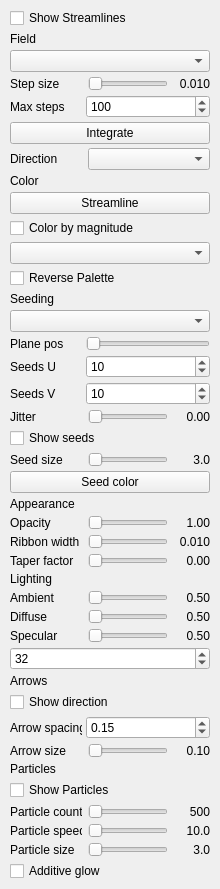
Qt form src/ui/streamlines_page.ui (thermeng/SciRender) before a commit.
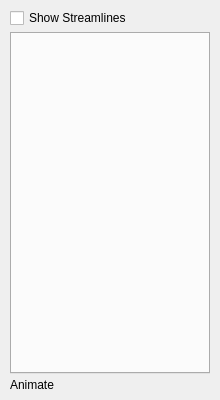
The same form after that commit.

Commit message: ui: consistency for volume & streamline page

The edit to the form file:
```diff
--- a/src/ui/streamlines_page.ui
+++ b/src/ui/streamlines_page.ui
@@ -52,747 +52,20 @@
        <number>0</number>
       </property>
       <item>
-       <widget class="QLabel" name="fieldHeader">
-        <property name="text">
-         <string>Field</string>
-        </property></widget>
+       <widget class="QTabWidget" name="slTabs"/>
       </item>
       <item>
-       <widget class="QComboBox" name="streamlineCombo"/>
-      </item>
-      <item>
-       <widget class="QWidget" name="stepSizeRow">
-        <layout class="QHBoxLayout" name="stepSizeLayout">
-         <property name="spacing"><number>6</number></property>
-         <property name="leftMargin"><number>0</number></property>
-         <property name="topMargin"><number>0</number></property>
-         <property name="rightMargin"><number>0</number></property>
-         <property name="bottomMargin"><number>0</number></property>
-         <item>
-          <widget class="QLabel" name="stepSizeLabel">
-           <property name="text"><string>Step size</string></property>
-           <property name="minimumSize"><size><width>72</width><height>0</height></size></property>
-           <property name="maximumSize"><size><width>72</width><height>16777215</height></size></property><property name="alignment"><set>Qt::AlignLeft|Qt::AlignVCenter</set></property>
-          </widget>
-         </item>
-         <item>
-          <widget class="QSlider" name="stepSizeSlider">
-           <property name="orientation"><enum>Qt::Horizontal</enum></property>
-          </widget>
-         </item>
-         <item>
-          <widget class="QLabel" name="stepSizeValue">
-           <property name="text"><string>0.010</string></property>
-           <property name="minimumSize"><size><width>36</width><height>0</height></size></property>
-           <property name="maximumSize"><size><width>36</width><height>16777215</height></size></property><property name="alignment"><set>Qt::AlignRight|Qt::AlignVCenter</set></property>
-          </widget>
-         </item>
-        </layout>
-       </widget>
-      </item>
-      <item>
-       <layout class="QHBoxLayout" name="maxStepsRow">
-        <item>
-         <widget class="QLabel" name="maxStepsLabel">
-          <property name="text">
-           <string>Max steps</string>
-          </property>
-          <property name="minimumSize">
-           <size>
-            <width>72</width>
-            <height>0</height>
-           </size>
-          </property>
-          <property name="maximumSize">
-           <size>
-            <width>72</width>
-            <height>16777215</height>
-           </size>
-          </property><property name="alignment">
-           <set>Qt::AlignLeft|Qt::AlignVCenter</set>
-          </property>
-         </widget>
-        </item>
-        <item>
-         <widget class="QSpinBox" name="maxStepsSpin">
-          <property name="minimum">
-           <number>10</number>
-          </property>
-          <property name="maximum">
-           <number>500</number>
-          </property>
-          <property name="value">
-           <number>100</number>
-          </property>
-         </widget>
-        </item>
-       </layout>
-      </item>
-      <item>
-       <widget class="QPushButton" name="integrateBtn">
+       <widget class="QLabel" name="animateHeader">
         <property name="text">
-         <string>Integrate</string>
-        </property></widget>
-      </item>
-      <item>
-       <widget class="QWidget" name="directionRow">
-        <layout class="QHBoxLayout" name="directionLayout">
-         <property name="spacing"><number>6</number></property>
-         <property name="leftMargin"><number>0</number></property>
-         <property name="topMargin"><number>0</number></property>
-         <property name="rightMargin"><number>0</number></property>
-         <property name="bottomMargin"><number>0</number></property>
-         <item>
-          <widget class="QLabel" name="directionLabel">
-           <property name="text"><string>Direction</string></property>
-           <property name="minimumSize"><size><width>72</width><height>0</height></size></property>
-           <property name="maximumSize"><size><width>72</width><height>16777215</height></size></property><property name="alignment"><set>Qt::AlignLeft|Qt::AlignVCenter</set></property>
-          </widget>
-         </item>
-         <item>
-          <widget class="QComboBox" name="streamlineDirectionCombo"/>
-         </item>
-        </layout>
-       </widget>
-      </item>
-      <item>
-       <widget class="QLabel" name="colorHeader">
-       <property name="text">
-        <string>Color</string>
-       </property></widget>
-      </item>
-      <item>
-       <widget class="QPushButton" name="streamlineColorBtn">
-        <property name="text">
-         <string>Streamline</string>
-        </property></widget>
-      </item>
-      <item>
-       <widget class="QCheckBox" name="slUseCmapCb">
-        <property name="text">
-         <string>Color by magnitude</string>
+         <string>Animate</string>
         </property>
        </widget>
       </item>
-      <item>
-       <widget class="QComboBox" name="slCmapCombo"/>
-      </item>
-      <item>
-       <widget class="QCheckBox" name="slRevCb">
-        <property name="text">
-         <string>Reverse Palette</string>
-        </property>
-       </widget>
-      </item>
-      <item>
-       <widget class="QLabel" name="seedingHeader">
-        <property name="text">
-         <string>Seeding</string>
-        </property></widget>
-      </item>
-      <item>
-       <widget class="QComboBox" name="seedModeCombo"/>
-      </item>
-      <item>
-       <layout class="QHBoxLayout" name="planePosRow">
-        <item>
-         <widget class="QLabel" name="planePosLabel">
-          <property name="text">
-           <string>Plane pos</string>
-          </property>
-          <property name="minimumSize">
-           <size>
-            <width>72</width>
-            <height>0</height>
-           </size>
-          </property>
-          <property name="maximumSize">
-           <size>
-            <width>72</width>
-            <height>16777215</height>
-           </size>
-          </property><property name="alignment">
-           <set>Qt::AlignLeft|Qt::AlignVCenter</set>
-          </property>
-         </widget>
-        </item>
-        <item>
-         <widget class="QSlider" name="planePosSlider">
-          <property name="orientation">
-           <enum>Qt::Horizontal</enum>
-          </property>
-          <property name="minimum">
-           <number>0</number>
-          </property>
-          <property name="maximum">
-           <number>1000</number>
-          </property>
-          <property name="value">
-           <number>0</number>
-          </property>
-         </widget>
-        </item>
-       </layout>
-      </item>
-      <item>
-       <layout class="QHBoxLayout" name="seedsURow">
-        <item>
-         <widget class="QLabel" name="seedsULabel">
-          <property name="text">
-           <string>Seeds U</string>
-          </property>
-          <property name="minimumSize">
-           <size>
-            <width>72</width>
-            <height>0</height>
-           </size>
-          </property>
-          <property name="maximumSize">
-           <size>
-            <width>72</width>
-            <height>16777215</height>
-           </size>
-          </property><property name="alignment">
-           <set>Qt::AlignLeft|Qt::AlignVCenter</set>
-          </property>
-         </widget>
-        </item>
-        <item>
-         <widget class="QSpinBox" name="seedsUSpin">
-          <property name="minimum">
-           <number>1</number>
-          </property>
-          <property name="maximum">
-           <number>200</number>
-          </property>
-          <property name="value">
-           <number>10</number>
-          </property>
-         </widget>
-        </item>
-       </layout>
-      </item>
-      <item>
-       <layout class="QHBoxLayout" name="seedsVRow">
-        <item>
-         <widget class="QLabel" name="seedsVLabel">
-          <property name="text">
-           <string>Seeds V</string>
-          </property>
-          <property name="minimumSize">
-           <size>
-            <width>72</width>
-            <height>0</height>
-           </size>
-          </property>
-          <property name="maximumSize">
-           <size>
-            <width>72</width>
-            <height>16777215</height>
-           </size>
-          </property><property name="alignment">
-           <set>Qt::AlignLeft|Qt::AlignVCenter</set>
-          </property>
-         </widget>
-        </item>
-        <item>
-         <widget class="QSpinBox" name="seedsVSpin">
-          <property name="minimum">
-           <number>1</number>
-          </property>
-          <property name="maximum">
-           <number>200</number>
-          </property>
-          <property name="value">
-           <number>10</number>
-          </property>
-         </widget>
-        </item>
-       </layout>
-      </item>
-      <item>
-       <widget class="QWidget" name="jitterRow">
-        <layout class="QHBoxLayout" name="jitterLayout">
-         <property name="spacing"><number>6</number></property>
-         <property name="leftMargin"><number>0</number></property>
-         <property name="topMargin"><number>0</number></property>
-         <property name="rightMargin"><number>0</number></property>
-         <property name="bottomMargin"><number>0</number></property>
-         <item>
-          <widget class="QLabel" name="jitterLabel">
-           <property name="text"><string>Jitter</string></property>
-           <property name="minimumSize"><size><width>72</width><height>0</height></size></property>
-           <property name="maximumSize"><size><width>72</width><height>16777215</height></size></property><property name="alignment"><set>Qt::AlignLeft|Qt::AlignVCenter</set></property>
-          </widget>
-         </item>
-         <item>
-          <widget class="QSlider" name="jitterSlider">
-           <property name="orientation"><enum>Qt::Horizontal</enum></property>
-          </widget>
-         </item>
-         <item>
-          <widget class="QLabel" name="jitterValue">
-           <property name="text"><string>0.00</string></property>
-           <property name="minimumSize"><size><width>36</width><height>0</height></size></property>
-           <property name="maximumSize"><size><width>36</width><height>16777215</height></size></property><property name="alignment"><set>Qt::AlignRight|Qt::AlignVCenter</set></property>
-          </widget>
-         </item>
-        </layout>
-       </widget>
-      </item>
-      <item>
-       <widget class="QCheckBox" name="showSeedsCb">
-        <property name="text">
-         <string>Show seeds</string>
-        </property>
-       </widget>
-      </item>
-      <item>
-       <widget class="QWidget" name="seedSizeRow">
-        <layout class="QHBoxLayout" name="seedSizeLayout">
-         <property name="spacing"><number>6</number></property>
-         <property name="leftMargin"><number>0</number></property>
-         <property name="topMargin"><number>0</number></property>
-         <property name="rightMargin"><number>0</number></property>
-         <property name="bottomMargin"><number>0</number></property>
-         <item>
-          <widget class="QLabel" name="seedSizeLabel">
-           <property name="text"><string>Seed size</string></property>
-           <property name="minimumSize"><size><width>72</width><height>0</height></size></property>
-           <property name="maximumSize"><size><width>72</width><height>16777215</height></size></property><property name="alignment"><set>Qt::AlignLeft|Qt::AlignVCenter</set></property>
-          </widget>
-         </item>
-         <item>
-          <widget class="QSlider" name="seedSizeSlider">
-           <property name="orientation"><enum>Qt::Horizontal</enum></property>
-          </widget>
-         </item>
-         <item>
-          <widget class="QLabel" name="seedSizeValue">
-           <property name="text"><string>3.0</string></property>
-           <property name="minimumSize"><size><width>36</width><height>0</height></size></property>
-           <property name="maximumSize"><size><width>36</width><height>16777215</height></size></property><property name="alignment"><set>Qt::AlignRight|Qt::AlignVCenter</set></property>
-          </widget>
-         </item>
-        </layout>
-       </widget>
-      </item>
-      <item>
-       <widget class="QPushButton" name="seedColorBtn">
-        <property name="text">
-         <string>Seed color</string>
-        </property></widget>
-      </item>
-      <item>
-       <widget class="QLabel" name="appearanceHeader">
-        <property name="text">
-         <string>Appearance</string>
-        </property></widget>
-      </item>
-      <item>
-       <widget class="QWidget" name="opacityRow">
-        <layout class="QHBoxLayout" name="opacityLayout">
-         <property name="spacing"><number>6</number></property>
-         <property name="leftMargin"><number>0</number></property>
-         <property name="topMargin"><number>0</number></property>
-         <property name="rightMargin"><number>0</number></property>
-         <property name="bottomMargin"><number>0</number></property>
-         <item>
-          <widget class="QLabel" name="opacityLabel">
-           <property name="text"><string>Opacity</string></property>
-           <property name="minimumSize"><size><width>72</width><height>0</height></size></property>
-           <property name="maximumSize"><size><width>72</width><height>16777215</height></size></property><property name="alignment"><set>Qt::AlignLeft|Qt::AlignVCenter</set></property>
-          </widget>
-         </item>
-         <item>
-          <widget class="QSlider" name="opacitySlider">
-           <property name="orientation"><enum>Qt::Horizontal</enum></property>
-          </widget>
-         </item>
-         <item>
-          <widget class="QLabel" name="opacityValue">
-           <property name="text"><string>1.00</string></property>
-           <property name="minimumSize"><size><width>36</width><height>0</height></size></property>
-           <property name="maximumSize"><size><width>36</width><height>16777215</height></size></property><property name="alignment"><set>Qt::AlignRight|Qt::AlignVCenter</set></property>
-          </widget>
-         </item>
-        </layout>
-       </widget>
-      </item>
-      <item>
-       <widget class="QWidget" name="ribbonWidthRow">
-        <layout class="QHBoxLayout" name="ribbonWidthLayout">
-         <property name="spacing"><number>6</number></property>
-         <property name="leftMargin"><number>0</number></property>
-         <property name="topMargin"><number>0</number></property>
-         <property name="rightMargin"><number>0</number></property>
-         <property name="bottomMargin"><number>0</number></property>
-         <item>
-          <widget class="QLabel" name="ribbonWidthLabel">
-           <property name="text"><string>Ribbon width</string></property>
-           <property name="minimumSize"><size><width>72</width><height>0</height></size></property>
-           <property name="maximumSize"><size><width>72</width><height>16777215</height></size></property><property name="alignment"><set>Qt::AlignLeft|Qt::AlignVCenter</set></property>
-          </widget>
-         </item>
-         <item>
-          <widget class="QSlider" name="ribbonWidthSlider">
-           <property name="orientation"><enum>Qt::Horizontal</enum></property>
-          </widget>
-         </item>
-         <item>
-          <widget class="QLabel" name="ribbonWidthValue">
-           <property name="text"><string>0.010</string></property>
-           <property name="minimumSize"><size><width>36</width><height>0</height></size></property>
-           <property name="maximumSize"><size><width>36</width><height>16777215</height></size></property><property name="alignment"><set>Qt::AlignRight|Qt::AlignVCenter</set></property>
-          </widget>
-         </item>
-        </layout>
-       </widget>
-      </item>
-      <item>
-       <widget class="QWidget" name="taperFactorRow">
-        <layout class="QHBoxLayout" name="taperFactorLayout">
-         <property name="spacing"><number>6</number></property>
-         <property name="leftMargin"><number>0</number></property>
-         <property name="topMargin"><number>0</number></property>
-         <property name="rightMargin"><number>0</number></property>
-         <property name="bottomMargin"><number>0</number></property>
-         <item>
-          <widget class="QLabel" name="taperFactorLabel">
-           <property name="text"><string>Taper factor</string></property>
-           <property name="minimumSize"><size><width>72</width><height>0</height></size></property>
-           <property name="maximumSize"><size><width>72</width><height>16777215</height></size></property><property name="alignment"><set>Qt::AlignLeft|Qt::AlignVCenter</set></property>
-          </widget>
-         </item>
-         <item>
-          <widget class="QSlider" name="taperFactorSlider">
-           <property name="orientation"><enum>Qt::Horizontal</enum></property>
-          </widget>
-         </item>
-         <item>
-          <widget class="QLabel" name="taperFactorValue">
-           <property name="text"><string>0.00</string></property>
-           <property name="minimumSize"><size><width>36</width><height>0</height></size></property>
-           <property name="maximumSize"><size><width>36</width><height>16777215</height></size></property><property name="alignment"><set>Qt::AlignRight|Qt::AlignVCenter</set></property>
-          </widget>
-         </item>
-        </layout>
-       </widget>
-      </item>
-      <item>
-       <widget class="QLabel" name="lightingHeader">
-       <property name="text">
-        <string>Lighting</string>
-       </property></widget>
-      </item>
-      <item>
-       <widget class="QWidget" name="streamlineAmbientRow">
-        <layout class="QHBoxLayout" name="streamlineAmbientLayout">
-         <property name="spacing"><number>6</number></property>
-         <property name="leftMargin"><number>0</number></property>
-         <property name="topMargin"><number>0</number></property>
-         <property name="rightMargin"><number>0</number></property>
-         <property name="bottomMargin"><number>0</number></property>
-         <item>
-          <widget class="QLabel" name="streamlineAmbientLabel">
-           <property name="text"><string>Ambient</string></property>
-           <property name="minimumSize"><size><width>72</width><height>0</height></size></property>
-           <property name="maximumSize"><size><width>72</width><height>16777215</height></size></property><property name="alignment"><set>Qt::AlignLeft|Qt::AlignVCenter</set></property>
-          </widget>
-         </item>
-         <item>
-          <widget class="QSlider" name="streamlineAmbientSlider">
-           <property name="orientation"><enum>Qt::Horizontal</enum></property>
-          </widget>
-         </item>
-         <item>
-          <widget class="QLabel" name="streamlineAmbientValue">
-           <property name="text"><string>0.50</string></property>
-           <property name="minimumSize"><size><width>36</width><height>0</height></size></property>
-           <property name="maximumSize"><size><width>36</width><height>16777215</height></size></property><property name="alignment"><set>Qt::AlignRight|Qt::AlignVCenter</set></property>
-          </widget>
-         </item>
-        </layout>
-       </widget>
-      </item>
-      <item>
-       <widget class="QWidget" name="streamlineDiffuseRow">
-        <layout class="QHBoxLayout" name="streamlineDiffuseLayout">
-         <property name="spacing"><number>6</number></property>
-         <property name="leftMargin"><number>0</number></property>
-         <property name="topMargin"><number>0</number></property>
-         <property name="rightMargin"><number>0</number></property>
-         <property name="bottomMargin"><number>0</number></property>
-         <item>
-          <widget class="QLabel" name="streamlineDiffuseLabel">
-           <property name="text"><string>Diffuse</string></property>
-           <property name="minimumSize"><size><width>72</width><height>0</height></size></property>
-           <property name="maximumSize"><size><width>72</width><height>16777215</height></size></property><property name="alignment"><set>Qt::AlignLeft|Qt::AlignVCenter</set></property>
-          </widget>
-         </item>
-         <item>
-          <widget class="QSlider" name="streamlineDiffuseSlider">
-           <property name="orientation"><enum>Qt::Horizontal</enum></property>
-          </widget>
-         </item>
-         <item>
-          <widget class="QLabel" name="streamlineDiffuseValue">
-           <property name="text"><string>0.50</string></property>
-           <property name="minimumSize"><size><width>36</width><height>0</height></size></property>
-           <property name="maximumSize"><size><width>36</width><height>16777215</height></size></property><property name="alignment"><set>Qt::AlignRight|Qt::AlignVCenter</set></property>
-          </widget>
-         </item>
-        </layout>
-       </widget>
-      </item>
-      <item>
-       <widget class="QWidget" name="streamlineSpecularRow">
-        <layout class="QHBoxLayout" name="streamlineSpecularLayout">
-         <property name="spacing"><number>6</number></property>
-         <property name="leftMargin"><number>0</number></property>
-         <property name="topMargin"><number>0</number></property>
-         <property name="rightMargin"><number>0</number></property>
-         <property name="bottomMargin"><number>0</number></property>
-         <item>
-          <widget class="QLabel" name="streamlineSpecularLabel">
-           <property name="text"><string>Specular</string></property>
-           <property name="minimumSize"><size><width>72</width><height>0</height></size></property>
-           <property name="maximumSize"><size><width>72</width><height>16777215</height></size></property><property name="alignment"><set>Qt::AlignLeft|Qt::AlignVCenter</set></property>
-          </widget>
-         </item>
-         <item>
-          <widget class="QSlider" name="streamlineSpecularSlider">
-           <property name="orientation"><enum>Qt::Horizontal</enum></property>
-          </widget>
-         </item>
-         <item>
-          <widget class="QLabel" name="streamlineSpecularValue">
-           <property name="text"><string>0.50</string></property>
-           <property name="minimumSize"><size><width>36</width><height>0</height></size></property>
-           <property name="maximumSize"><size><width>36</width><height>16777215</height></size></property><property name="alignment"><set>Qt::AlignRight|Qt::AlignVCenter</set></property>
-          </widget>
-         </item>
-        </layout>
-       </widget>
-      </item>
-      <item>
-       <widget class="QSpinBox" name="specPowerSpin">
-        <property name="minimum">
-         <number>2</number>
-        </property>
-        <property name="maximum">
-         <number>128</number>
-        </property>
-        <property name="value">
-         <number>32</number>
-        </property>
-       </widget>
-      </item>
-      <item>
-       <widget class="QLabel" name="arrowsHeader">
-        <property name="text">
-         <string>Arrows</string>
-        </property></widget>
-      </item>
-      <item>
-       <widget class="QCheckBox" name="arrowsCb">
-        <property name="text">
-         <string>Show direction</string>
-        </property>
-       </widget>
-      </item>
-      <item>
-       <layout class="QHBoxLayout" name="arrowSpacingRow">
-        <item>
-         <widget class="QLabel" name="arrowSpacingLabel">
-          <property name="text">
-           <string>Arrow spacing</string>
-          </property>
-          <property name="minimumSize">
-           <size>
-            <width>72</width>
-            <height>0</height>
-           </size>
-          </property>
-          <property name="maximumSize">
-           <size>
-            <width>72</width>
-            <height>16777215</height>
-           </size>
-          </property><property name="alignment">
-           <set>Qt::AlignLeft|Qt::AlignVCenter</set>
-          </property>
-         </widget>
-        </item>
-        <item>
-         <widget class="QDoubleSpinBox" name="arrowSpacingSpin">
-          <property name="toolTip">
-           <string>Distance between direction arrows as a fraction of the dataset extent</string>
-          </property>
-          <property name="decimals">
-           <number>2</number>
-          </property>
-          <property name="minimum">
-           <double>0.020000000000000</double>
-          </property>
-          <property name="maximum">
-           <double>0.500000000000000</double>
-          </property>
-          <property name="singleStep">
-           <double>0.010000000000000</double>
-          </property>
-          <property name="value">
-           <double>0.150000000000000</double>
-          </property>
-         </widget>
-        </item>
-       </layout>
-      </item>
-      <item>
-       <widget class="QWidget" name="arrowSizeRow">
-        <layout class="QHBoxLayout" name="arrowSizeLayout">
-         <property name="spacing"><number>6</number></property>
-         <property name="leftMargin"><number>0</number></property>
-         <property name="topMargin"><number>0</number></property>
-         <property name="rightMargin"><number>0</number></property>
-         <property name="bottomMargin"><number>0</number></property>
-         <item>
-          <widget class="QLabel" name="arrowSizeLabel">
-           <property name="text"><string>Arrow size</string></property>
-           <property name="minimumSize"><size><width>72</width><height>0</height></size></property>
-           <property name="maximumSize"><size><width>72</width><height>16777215</height></size></property><property name="alignment"><set>Qt::AlignLeft|Qt::AlignVCenter</set></property>
-          </widget>
-         </item>
-         <item>
-          <widget class="QSlider" name="arrowSizeSlider">
-           <property name="orientation"><enum>Qt::Horizontal</enum></property>
-          </widget>
-         </item>
-         <item>
-          <widget class="QLabel" name="arrowSizeValue">
-           <property name="text"><string>0.10</string></property>
-           <property name="minimumSize"><size><width>36</width><height>0</height></size></property>
-           <property name="maximumSize"><size><width>36</width><height>16777215</height></size></property><property name="alignment"><set>Qt::AlignRight|Qt::AlignVCenter</set></property>
-          </widget>
-         </item>
-        </layout>
-       </widget>
-      </item>
-      <item>
-       <widget class="QLabel" name="particlesHeader">
-        <property name="text">
-         <string>Particles</string>
-        </property></widget>
-      </item>
-      <item>
-       <widget class="QCheckBox" name="particlesCb">
-        <property name="text">
-         <string>Show Particles</string>
-        </property>
-       </widget>
-      </item>
-      <item>
-       <widget class="QWidget" name="particleCountRow">
-        <layout class="QHBoxLayout" name="particleCountLayout">
-         <property name="spacing"><number>6</number></property>
-         <property name="leftMargin"><number>0</number></property>
-         <property name="topMargin"><number>0</number></property>
-         <property name="rightMargin"><number>0</number></property>
-         <property name="bottomMargin"><number>0</number></property>
-         <item>
-          <widget class="QLabel" name="particleCountLabel">
-           <property name="text"><string>Particle count</string></property>
-           <property name="minimumSize"><size><width>72</width><height>0</height></size></property>
-           <property name="maximumSize"><size><width>72</width><height>16777215</height></size></property><property name="alignment"><set>Qt::AlignLeft|Qt::AlignVCenter</set></property>
-          </widget>
-         </item>
-         <item>
-          <widget class="QSlider" name="particleCountSlider">
-           <property name="orientation"><enum>Qt::Horizontal</enum></property>
-          </widget>
-         </item>
-         <item>
-          <widget class="QLabel" name="particleCountValue">
-           <property name="text"><string>500</string></property>
-           <property name="minimumSize"><size><width>36</width><height>0</height></size></property>
-           <property name="maximumSize"><size><width>36</width><height>16777215</height></size></property><property name="alignment"><set>Qt::AlignRight|Qt::AlignVCenter</set></property>
-          </widget>
-         </item>
-        </layout>
-       </widget>
-      </item>
-      <item>
-       <widget class="QWidget" name="particleSpeedRow">
-        <layout class="QHBoxLayout" name="particleSpeedLayout">
-         <property name="spacing"><number>6</number></property>
-         <property name="leftMargin"><number>0</number></property>
-         <property name="topMargin"><number>0</number></property>
-         <property name="rightMargin"><number>0</number></property>
-         <property name="bottomMargin"><number>0</number></property>
-         <item>
-          <widget class="QLabel" name="particleSpeedLabel">
-           <property name="text"><string>Particle speed</string></property>
-           <property name="minimumSize"><size><width>72</width><height>0</height></size></property>
-           <property name="maximumSize"><size><width>72</width><height>16777215</height></size></property><property name="alignment"><set>Qt::AlignLeft|Qt::AlignVCenter</set></property>
-          </widget>
-         </item>
-         <item>
-          <widget class="QSlider" name="particleSpeedSlider">
-           <property name="orientation"><enum>Qt::Horizontal</enum></property>
-          </widget>
-         </item>
-         <item>
-          <widget class="QLabel" name="particleSpeedValue">
-           <property name="text"><string>10.0</string></property>
-           <property name="minimumSize"><size><width>36</width><height>0</height></size></property>
-           <property name="maximumSize"><size><width>36</width><height>16777215</height></size></property><property name="alignment"><set>Qt::AlignRight|Qt::AlignVCenter</set></property>
-          </widget>
-         </item>
-        </layout>
-       </widget>
-      </item>
-      <item>
-       <widget class="QWidget" name="particleSizeRow">
-        <layout class="QHBoxLayout" name="particleSizeLayout">
-         <property name="spacing"><number>6</number></property>
-         <property name="leftMargin"><number>0</number></property>
-         <property name="topMargin"><number>0</number></property>
-         <property name="rightMargin"><number>0</number></property>
-         <property name="bottomMargin"><number>0</number></property>
-         <item>
-          <widget class="QLabel" name="particleSizeLabel">
-           <property name="text"><string>Particle size</string></property>
-           <property name="minimumSize"><size><width>72</width><height>0</height></size></property>
-           <property name="maximumSize"><size><width>72</width><height>16777215</height></size></property><property name="alignment"><set>Qt::AlignLeft|Qt::AlignVCenter</set></property>
-          </widget>
-         </item>
-         <item>
-          <widget class="QSlider" name="particleSizeSlider">
-           <property name="orientation"><enum>Qt::Horizontal</enum></property>
-          </widget>
-         </item>
-         <item>
-          <widget class="QLabel" name="particleSizeValue">
-           <property name="text"><string>3.0</string></property>
-           <property name="minimumSize"><size><width>36</width><height>0</height></size></property>
-           <property name="maximumSize"><size><width>36</width><height>16777215</height></size></property><property name="alignment"><set>Qt::AlignRight|Qt::AlignVCenter</set></property>
-          </widget>
-         </item>
-        </layout>
-       </widget>
-       </item>
-       <item>
-        <widget class="QCheckBox" name="particleAdditiveCb">
-         <property name="text">
-          <string>Additive glow</string>
-         </property>
-        </widget>
-       </item>
-      </layout>
-     </widget>
-    </item>
-   </layout>
-  </widget>
-  <resources/>
-  <connections/>
+     </layout>
+    </widget>
+   </item>
+  </layout>
+ </widget>
+ <resources/>
+ <connections/>
 </ui>
```
The commit also changes 2 other files.
